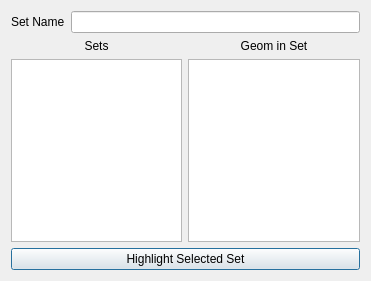
Before: the Qt Designer form src/qt_screens/SetEditorScreen.ui in ramcdona/OpenVSP, drawn with Qt 5.
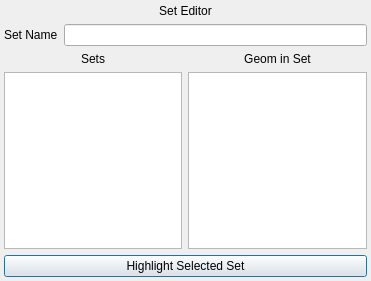
After: the same form once the commit is applied.

Commit message: Add a screen header.

The edit to the form file:
```diff
--- a/src/qt_screens/SetEditorScreen.ui
+++ b/src/qt_screens/SetEditorScreen.ui
@@ -14,7 +14,42 @@
    <string>Set Editor</string>
   </property>
   <layout class="QGridLayout" name="gridLayout">
-   <item row="0" column="0" colspan="2">
+   <property name="leftMargin">
+    <number>4</number>
+   </property>
+   <property name="topMargin">
+    <number>4</number>
+   </property>
+   <property name="rightMargin">
+    <number>4</number>
+   </property>
+   <property name="bottomMargin">
+    <number>4</number>
+   </property>
+   <item row="3" column="0">
+    <widget class="QListWidget" name="setBrowser"/>
+   </item>
+   <item row="4" column="0" colspan="2">
+    <widget class="QPushButton" name="highlightSetButton">
+     <property name="text">
+      <string>Highlight Selected Set</string>
+     </property>
+    </widget>
+   </item>
+   <item row="2" column="1">
+    <widget class="QLabel" name="label_3">
+     <property name="text">
+      <string>Geom in Set</string>
+     </property>
+     <property name="alignment">
+      <set>Qt::AlignCenter</set>
+     </property>
+    </widget>
+   </item>
+   <item row="3" column="1">
+    <widget class="QListWidget" name="geomInSetBrowser"/>
+   </item>
+   <item row="1" column="0" colspan="2">
     <layout class="QHBoxLayout" name="horizontalLayout">
      <item>
       <widget class="QLabel" name="label">
@@ -28,7 +63,7 @@
      </item>
     </layout>
    </item>
-   <item row="1" column="0">
+   <item row="2" column="0">
     <widget class="QLabel" name="label_2">
      <property name="text">
       <string>Sets</string>
@@ -38,29 +73,19 @@
      </property>
     </widget>
    </item>
-   <item row="1" column="1">
-    <widget class="QLabel" name="label_3">
+   <item row="0" column="0" colspan="2">
+    <widget class="QLabel" name="screenHeader">
+     <property name="styleSheet">
+      <string notr="true"/>
+     </property>
      <property name="text">
-      <string>Geom in Set</string>
+      <string>Set Editor</string>
      </property>
      <property name="alignment">
       <set>Qt::AlignCenter</set>
      </property>
     </widget>
    </item>
-   <item row="2" column="0">
-    <widget class="QListWidget" name="setBrowser"/>
-   </item>
-   <item row="2" column="1">
-    <widget class="QListWidget" name="geomInSetBrowser"/>
-   </item>
-   <item row="3" column="0" colspan="2">
-    <widget class="QPushButton" name="highlightSetButton">
-     <property name="text">
-      <string>Highlight Selected Set</string>
-     </property>
-    </widget>
-   </item>
   </layout>
  </widget>
  <resources/>
```
The commit also changes 1 other file.
